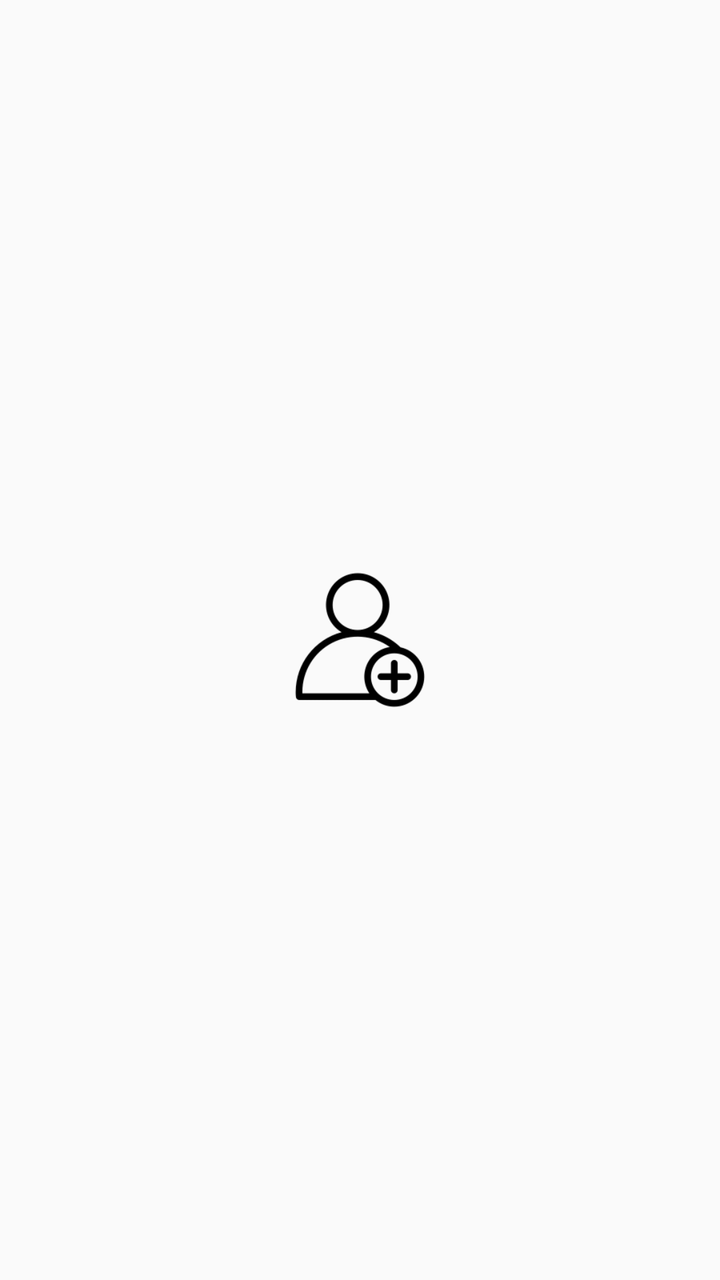
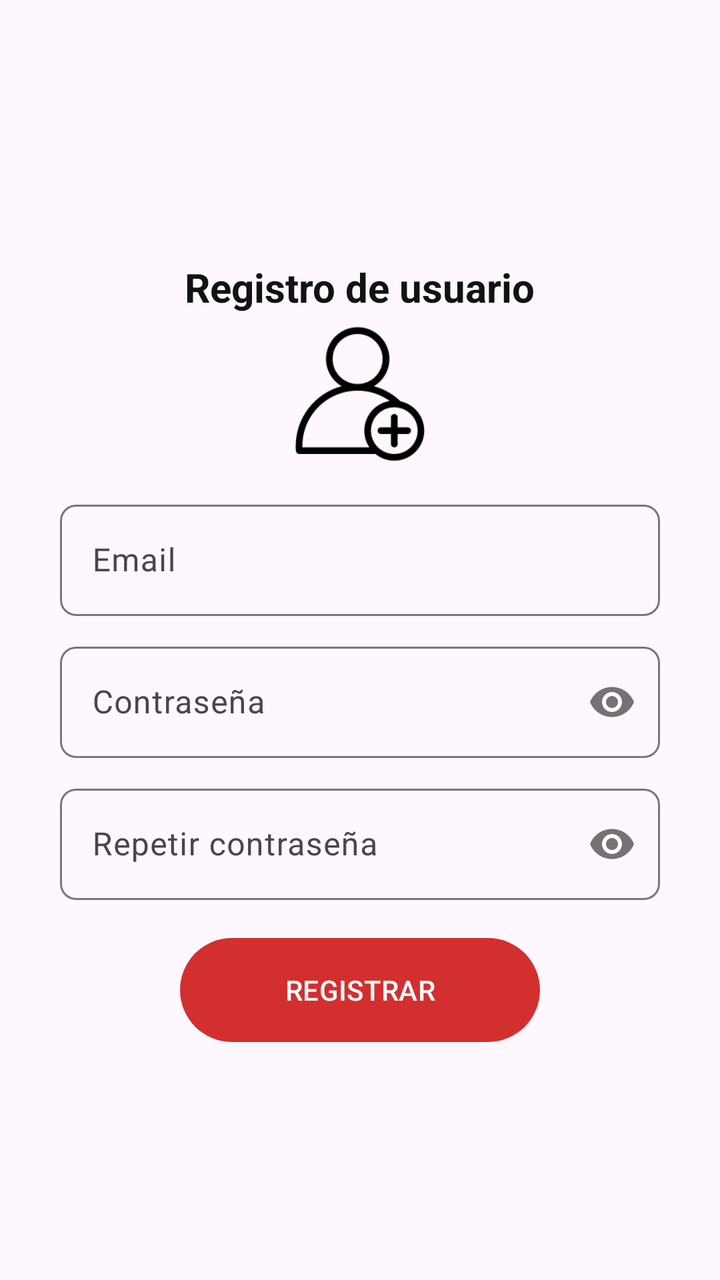

Before-and-after screenshots of an Android layout around one commit, followed by the original layout XML and the change that was made.
<!-- AndroidManifest.xml: application theme Theme.Atlas -->
<!-- res/layout/activity_registro_email.xml -->
<?xml version="1.0" encoding="utf-8"?>
<RelativeLayout
    xmlns:android="http://schemas.android.com/apk/res/android"
    xmlns:app="http://schemas.android.com/apk/res-auto"
    xmlns:tools="http://schemas.android.com/tools"
    android:id="@+id/main"
    android:layout_width="match_parent"
    android:layout_height="match_parent"
    android:background="@color/background_color"
    tools:context=".RegistroEmail">

    <androidx.appcompat.widget.LinearLayoutCompat
        android:layout_width="match_parent"
        android:layout_height="match_parent"
        android:orientation="vertical"
        android:padding="30dp"
        android:gravity="center" >

        <ImageView
            android:src="@drawable/registro"
            android:layout_width="80dp"
            android:layout_height="80dp" />

    </androidx.appcompat.widget.LinearLayoutCompat>

</RelativeLayout>
<!-- resources referenced by this layout -->
<resources>
  <color name="background_color">#FAFAFA</color>
  <!-- drawable registro: png bitmap (drawable, 4811 bytes) -->
  <style name="Theme.Atlas" parent="Base.Theme.Atlas" />
  <style name="Base.Theme.Atlas" parent="Theme.Material3.DayNight.NoActionBar">
          
          
      </style>
</resources>

<!-- the commit's change to res/layout/activity_registro_email.xml (unified diff, before → after) -->
@@ -6,7 +6,6 @@
     android:id="@+id/main"
     android:layout_width="match_parent"
     android:layout_height="match_parent"
-    android:background="@color/background_color"
     tools:context=".RegistroEmail">
 
     <androidx.appcompat.widget.LinearLayoutCompat
@@ -16,11 +15,92 @@
         android:padding="30dp"
         android:gravity="center" >
 
+        <TextView
+            android:layout_marginTop="15dp"
+            android:text="@string/Txt_registro"
+            android:textStyle="bold"
+            android:textSize="20sp"
+            android:layout_width="wrap_content"
+            android:layout_height="wrap_content"
+            android:textColor="@color/text_primary" />
+
         <ImageView
             android:src="@drawable/registro"
             android:layout_width="80dp"
             android:layout_height="80dp" />
 
+        
+        <com.google.android.material.textfield.TextInputLayout
+            android:layout_width="match_parent"
+            android:layout_height="wrap_content"
+            android:layout_marginTop="10dp"
+            app:boxCornerRadiusBottomStart="8dp"
+            app:boxCornerRadiusBottomEnd="8dp"
+            app:boxCornerRadiusTopStart="8dp"
+            app:boxCornerRadiusTopEnd="8dp" >
+
+            <EditText
+                android:id="@+id/Et_r_email"
+                android:hint="@string/Et_email"
+                android:inputType="textEmailAddress"
+                android:layout_width="match_parent"
+                android:layout_height="wrap_content"
+                android:textColor="@color/text_primary" />
+
+        </com.google.android.material.textfield.TextInputLayout>
+
+        
+        <com.google.android.material.textfield.TextInputLayout
+            android:layout_width="match_parent"
+            android:layout_height="wrap_content"
+            android:layout_marginTop="10dp"
+            app:boxCornerRadiusBottomStart="8dp"
+            app:boxCornerRadiusBottomEnd="8dp"
+            app:boxCornerRadiusTopStart="8dp"
+            app:boxCornerRadiusTopEnd="8dp"
+            app:passwordToggleEnabled="true" >
+
+            <EditText
+                android:id="@+id/Et_password"
+                android:hint="@string/Et_password"
+                android:inputType="textPassword"
+                android:layout_width="match_parent"
+                android:layout_height="wrap_content"
+                android:textColor="@color/text_primary" />
+
+        </com.google.android.material.textfield.TextInputLayout>
+
+        
+        <com.google.android.material.textfield.TextInputLayout
+            android:layout_width="match_parent"
+            android:layout_height="wrap_content"
+            android:layout_marginTop="10dp"
+            app:boxCornerRadiusBottomStart="8dp"
+            app:boxCornerRadiusBottomEnd="8dp"
+            app:boxCornerRadiusTopStart="8dp"
+            app:boxCornerRadiusTopEnd="8dp"
+            app:passwordToggleEnabled="true" >
+
+            <EditText
+                android:id="@+id/Et_r_password"
+                android:hint="@string/Et_r_password"
+                android:inputType="textPassword"
+                android:layout_width="match_parent"
+                android:layout_height="wrap_content"
+                android:textColor="@color/text_primary" />
+
+        </com.google.android.material.textfield.TextInputLayout>
+
+        <com.google.android.material.button.MaterialButton
+            android:id="@+id/Btn_registrar"
+            android:text="@string/Btn_registrar"
+            android:textAllCaps="true"
+            android:layout_marginTop="15dp"
+            android:layout_width="180dp"
+            android:layout_height="@dimen/m_button_height"
+            app:backgroundTint="@color/red"
+            android:textColor="@color/text_button" />
+
     </androidx.appcompat.widget.LinearLayoutCompat>
 
 </RelativeLayout>
<!-- resource entries referenced after the edit -->
@@ -1,7 +1,15 @@
 <!-- resources referenced by this layout -->
 <resources>
-  <color name="background_color">#FAFAFA</color>
+  <color name="red">#D32F2F</color>
+  <color name="text_button">#FAFAFA</color>
+  <color name="text_primary">#121212</color>
+  <dimen name="m_button_height">60dp</dimen>
   <!-- drawable registro: png bitmap (drawable, 4811 bytes) -->
+  <string name="Btn_registrar">Registrar</string>
+  <string name="Et_email">Email</string>
+  <string name="Et_password">Contraseña</string>
+  <string name="Et_r_password">Repetir contraseña</string>
+  <string name="Txt_registro">Registro de usuario</string>
   <style name="Theme.Atlas" parent="Base.Theme.Atlas" />
   <style name="Base.Theme.Atlas" parent="Theme.Material3.DayNight.NoActionBar">
           
